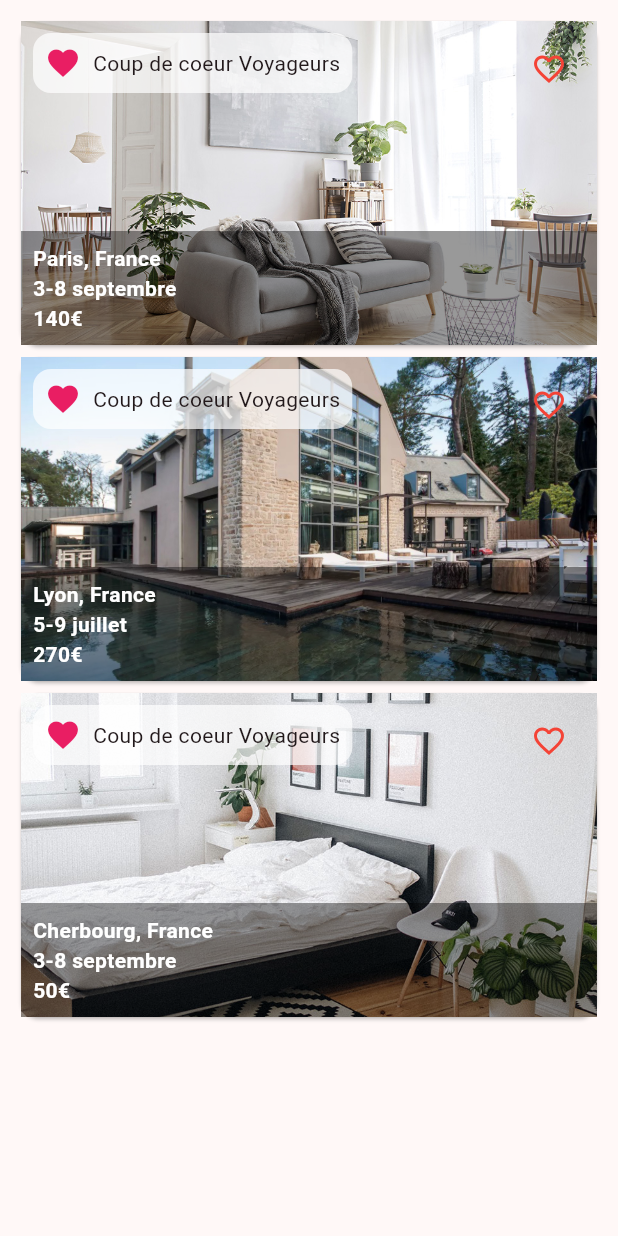
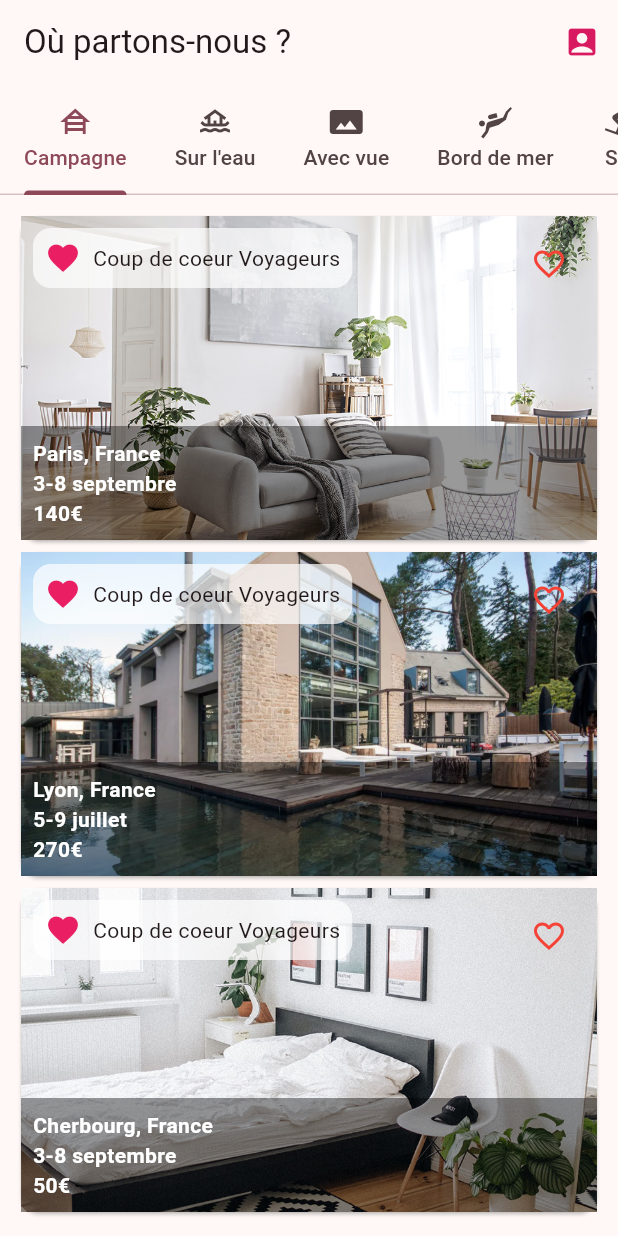
Before and after one commit to 242darkman/airbnb-page, a Flutter app: the screen it shows after launch, on a phone screen of 412 x 824 dp. Run offline on Flutter 3.47's test engine with Material 3 defaults, Android fonts, the phone set to English and light mode, and no system bars.

Commit message:
fix: migrate TabBar to the main file

```diff
--- a/lib/main.dart
+++ b/lib/main.dart
@@ -1,5 +1,6 @@
 import 'package:flutter/material.dart';
 import 'screens/home.dart';
+import '../widgets/app_bar.dart';
 
 void main() {
   runApp(const MainApp());
@@ -14,7 +15,41 @@ class MainApp extends StatelessWidget {
       debugShowCheckedModeBanner: false,
       title: "Airbnb Page Example",
       theme: ThemeData.from(colorScheme: ColorScheme.fromSeed(seedColor: Colors.pink.shade600)),
-      home: HomeScreen(),
+      home: DefaultTabController(
+        length: 5,
+        child: Scaffold(
+          appBar: AppBar(
+            title: const Text("Où partons-nous ?"),
+            bottom: const TabBar(
+              tabAlignment: TabAlignment.start,
+              isScrollable: true,
+              tabs: [
+                Tab(text: 'Campagne', icon: Icon(Icons.house_siding)),
+                Tab(text: 'Sur l\'eau', icon: Icon(Icons.houseboat_outlined)),
+                Tab(text: "Avec vue", icon: Icon(Icons.panorama)),
+                Tab(text: "Bord de mer", icon: Icon(Icons.scuba_diving)),
+                Tab(text: "Ski", icon: Icon(Icons.downhill_skiing)),
+              ],
+            ),
+            actions: <Widget>[
+              IconButton(
+                icon: const Icon(Icons.account_box),
+                color: Colors.pink.shade600,
+                onPressed: () {},
+              ),
+            ],
+          ),
+          body: TabBarView(
+            children: [
+              HomeScreen(),
+              Text('Sur l\'eau'),
+              Text('Avec vue'),
+              Text('Bord de mer'),
+              Text('Ski'),
+            ],
+          ),
+        ),
+      ),
     );
   }
 }
```
